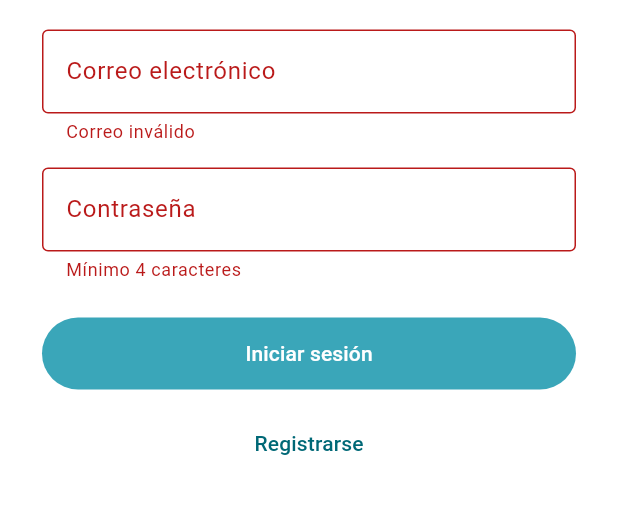
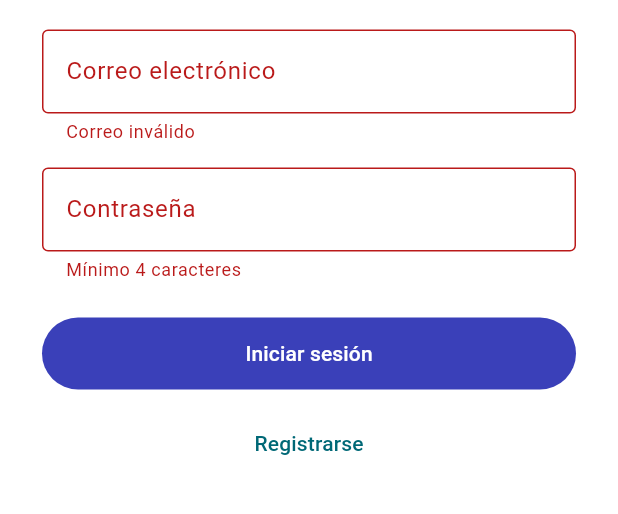
Before and after one commit to yossflores20/TripSpotApp, a Flutter app: the screen it shows after launch, after a tap on "Iniciar sesión", on a phone screen of 412 x 824 dp, the part 293-807 px from its top. Run offline on Flutter 3.47's test engine with Material 3 defaults, Android fonts, the phone set to English and light mode, and no system bars; our stand-ins replace flutter_map, geolocator, latlong2, shared_preferences; accounts and stored records are empty.

Commit message:
Cambio 1: colores y acceso de usuario y administrador

```diff
--- a/lib/screens/admin_home_screen.dart
+++ b/lib/screens/admin_home_screen.dart
@@ -17,7 +17,7 @@ class AdminHomeScreen extends StatelessWidget {
         const SizedBox(height: 20),
         Card(
           child: ListTile(
-            leading: const Icon(Icons.people, color: Color(0xFF3AA6B9)),
+            leading: const Icon(Icons.people, color: Color.fromARGB(255, 58, 71, 185)),
             title: const Text('Usuarios registrados'),
             subtitle: const Text('Ver quién se ha registrado en este dispositivo'),
             trailing: const Icon(Icons.chevron_right),
--- a/lib/screens/login_screen.dart
+++ b/lib/screens/login_screen.dart
@@ -2,6 +2,7 @@ import 'package:flutter/material.dart';
 import '../main.dart';
 import 'register_screen.dart';
 import 'home_screen.dart';
+import 'admin_home_screen.dart';
 
 class LoginScreen extends StatefulWidget {
   const LoginScreen({super.key});
@@ -19,23 +20,43 @@ class _LoginScreenState extends State<LoginScreen> {
 
   Future<void> _submit() async {
   if (!_formKey.currentState!.validate()) return;
+
   setState(() {
     _loading = true;
     _error = null;
   });
+
   try {
-      await AppServices.instance.auth.login(
+    final user = await AppServices.instance.auth.login(
       email: _emailCtrl.text,
       password: _passCtrl.text,
     );
+
     if (!mounted) return;
+
+    if (user.isAdmin) {
   Navigator.of(context).pushReplacement(
-        MaterialPageRoute(builder: (_) => const HomeScreen()),
+    MaterialPageRoute(
+      builder: (_) => AdminHomeScreen(
+        onChanged: () {},
+      ),
+    ),
   );
+} else {
+      Navigator.of(context).pushReplacement(
+        MaterialPageRoute(
+          builder: (_) => const HomeScreen(),
+        ),
+      );
+    }
   } catch (e) {
-      setState(() => _error = e.toString().replaceFirst('Exception: ', ''));
+    setState(
+      () => _error = e.toString().replaceFirst('Exception: ', ''),
+    );
   } finally {
-      if (mounted) setState(() => _loading = false);
+    if (mounted) {
+      setState(() => _loading = false);
+    }
   }
 }
 
@@ -90,7 +111,7 @@ class _LoginScreenState extends State<LoginScreen> {
                   onPressed: _loading ? null : _submit,
                   style: FilledButton.styleFrom(
                     minimumSize: const Size.fromHeight(48),
-                    backgroundColor: const Color(0xFF3AA6B9),
+                    backgroundColor: const Color.fromARGB(255, 58, 64, 185),
                   ),
                   child: _loading
                       ? const SizedBox(
```
Lines whose indentation alone changed are shown as unchanged.
